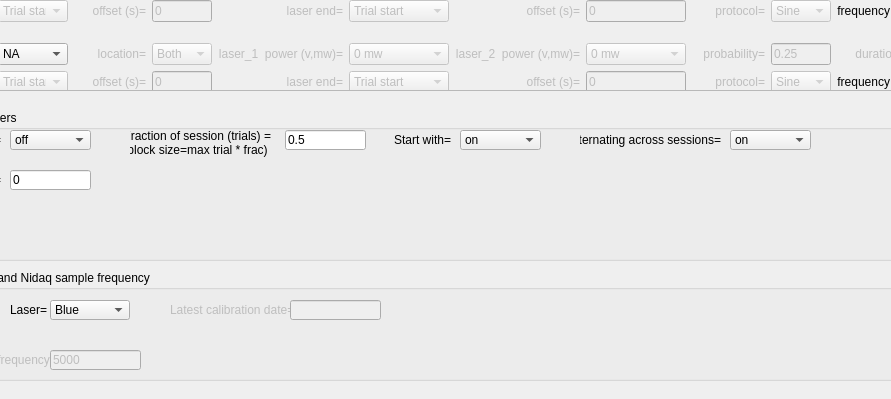
Above: src/foraging_gui/Optogenetics.ui from AllenNeuralDynamics/dynamic-foraging-task before the change; both pictures show x 100 to 991 and y 300 to 699 of the 1416 by 699 pixel window. Below: the same form after it.
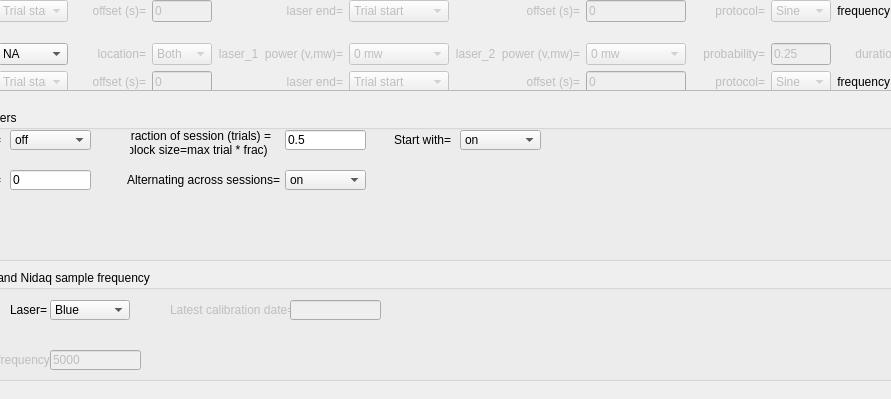
That is the form after the change.

Commit message: set size limitation on opto widget if using foraging gui

The edit to the form file:
```diff
--- a/src/foraging_gui/Optogenetics.ui
+++ b/src/foraging_gui/Optogenetics.ui
@@ -359,8 +359,8 @@
    <widget class="QComboBox" name="SessionAlternating">
     <property name="geometry">
      <rect>
-      <x>820</x>
-      <y>20</y>
+      <x>375</x>
+      <y>60</y>
       <width>81</width>
       <height>20</height>
      </rect>
@@ -388,9 +388,9 @@
    <widget class="QLabel" name="label3_17">
     <property name="geometry">
      <rect>
-      <x>670</x>
-      <y>20</y>
-      <width>141</width>
+      <x>170</x>
+      <y>60</y>
+      <width>200</width>
       <height>20</height>
      </rect>
     </property>
```
The commit also changes 1 other file.
